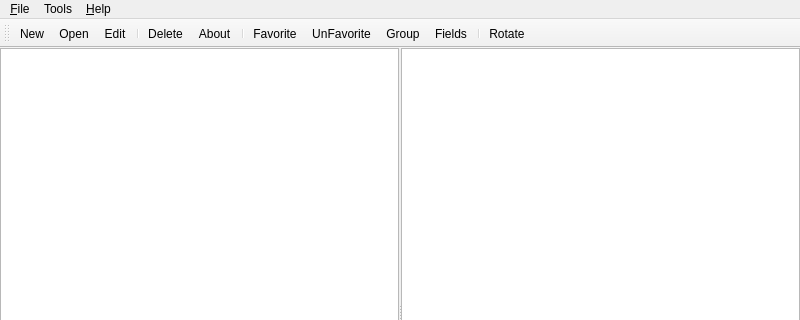
Old version of the form qwmmain.ui in the repository alleindrach/QWellMan; both pictures show x 0 to 800 and y 0 to 320 of the 800 by 600 pixel window.
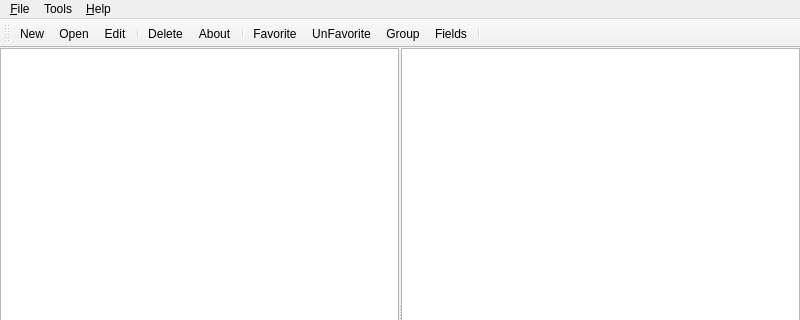
New version of the form. Icons and pictures are not drawn.

Commit message: 1 修改table model的缓存方式，QWMTablModel 只负责对wellid过滤，QWMSortFilterProxyModel负责对delete和parentid进行过滤，QWMRotateProxyModel 负责旋转 2 QWMTableView 的默认delegate修改为QWMStyledItemDelegate,在取值进行编辑时，取DataRole（经过坐标转换的值），而EditRole保持原始的BaseUnit值，和 数据库的值一致。

What changed in the file:
```diff
--- a/qwmmain.ui
+++ b/qwmmain.ui
@@ -173,7 +173,6 @@
    <addaction name="actionGroup"/>
    <addaction name="actionListColumn"/>
    <addaction name="separator"/>
-   <addaction name="actionRotate"/>
   </widget>
   <action name="actionNew">
    <property name="icon">
```
The commit also changes 34 other files.
